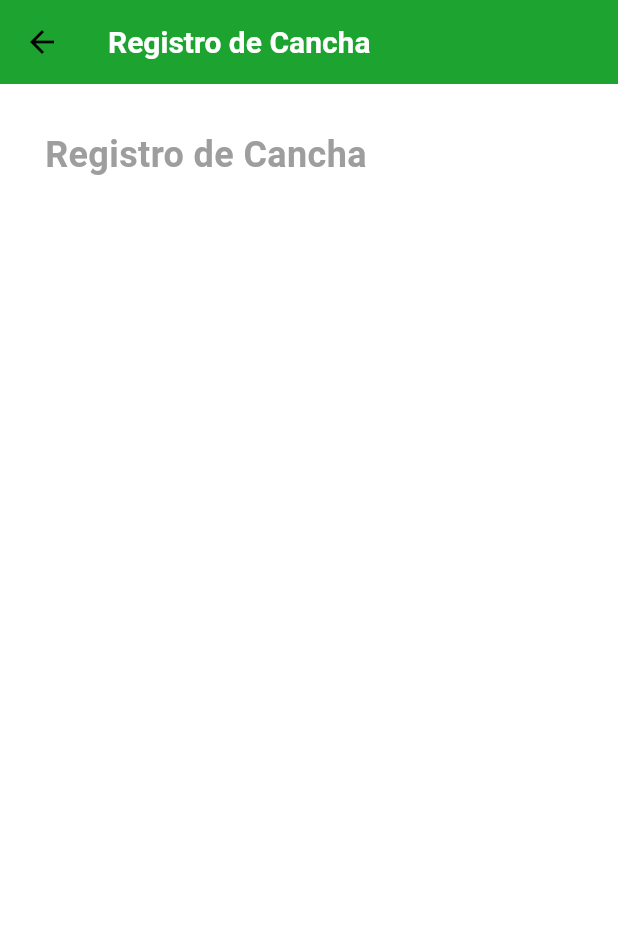
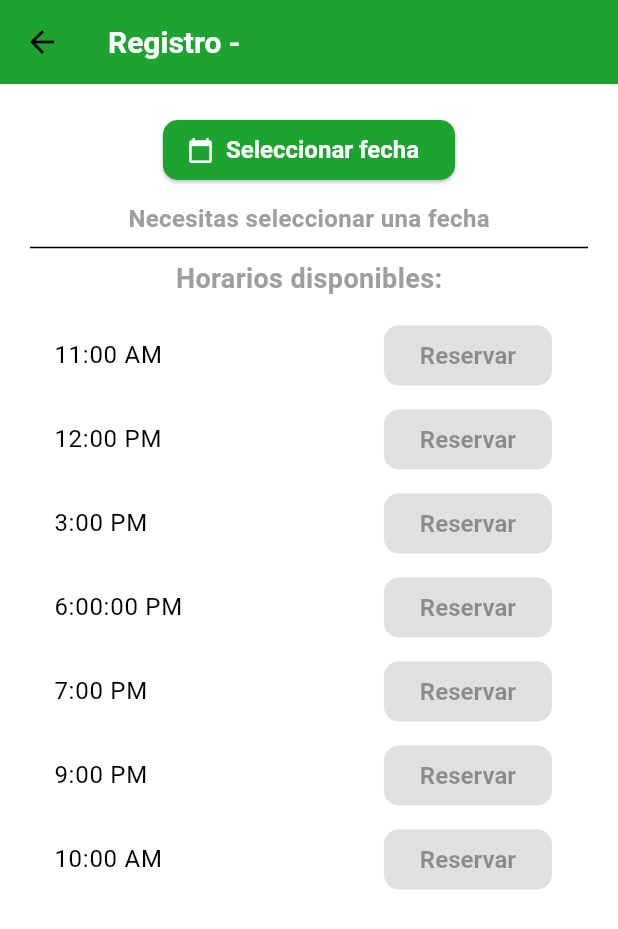
Before and after one commit to EduarVijil/Proyecto_IS513, a Flutter app: the PrincipalPage screen opened by its route, after a tap on an icon or button, on a phone screen of 412 x 824 dp. Shown: the top 929 px of the screen. Run offline on Flutter 3.47's test engine with Material 3 defaults, Android fonts, the phone set to English and light mode, and no system bars; our stand-ins replace go_router; network calls fail; key blocks and very long unbroken strings in the code were emptied for the run.

Commit message:
Reservar canchas con horarios, mostrando los horarios disponibles.

```diff
--- a/lib/main.dart
+++ b/lib/main.dart
@@ -49,7 +49,7 @@ class MyApp extends StatelessWidget {
         GoRoute(
           name: 'regis1',
           path: '/regis1',
-          builder: (context, state) => RegisCancha(),
+          builder: (context, state) => RegisCancha(nombreCancha: '',),
           ),
       ],
     ),
--- a/lib/views/canchas_page.dart
+++ b/lib/views/canchas_page.dart
@@ -1,26 +1,38 @@
 import "package:canchas_deportivas/views/item_cancha.dart";
 import "package:canchas_deportivas/widgets/canchas_widget.dart";
 import "package:flutter/material.dart";
+import "package:canchas_deportivas/views/registro_cancha.dart";
 
 class CanchasPage extends StatelessWidget {
   const CanchasPage({super.key});
 
   @override
   Widget build(BuildContext context) {
-    return  ListView.builder(
+    return ListView.builder(
       itemCount: emailIncome.length,
       itemBuilder: (BuildContext context, int index) {
-        return CanchasWidget(
-          canchaName: emailIncome[index]['user'],
-          canchaNumero: index + 1,
-          canchaImage: emailIncome[index]['image'] != null
-              ? Image.network(emailIncome[index]['image'])
-              : null,
-          canchaHorario: emailIncome[index]['time'],
-          canchaTamano: emailIncome[index]['tamano'] ?? 'medium', // Default to 'medium' if not provided
+        final canchaName = emailIncome[index]['user'];
+
+        return GestureDetector(
+          onTap: () {
+            Navigator.push(
+              context,
+              MaterialPageRoute(
+                builder: (_) => RegisCancha(nombreCancha: canchaName),
+              ),
+            );
+          },
+          child: CanchasWidget(
+            canchaName: canchaName,
+            canchaNumero: index + 1,
+            canchaImage: emailIncome[index]['image'] != null
+                ? Image.network(emailIncome[index]['image'])
+                : null,
+            canchaHorario: emailIncome[index]['time'],
+            canchaTamano: emailIncome[index]['tamano'] ?? 'medium',
+          ),
         );
       },
     );
-
   }
 }
--- a/lib/views/registro_cancha.dart
+++ b/lib/views/registro_cancha.dart
@@ -1,47 +1,114 @@
 import 'package:flutter/material.dart';
 
+class RegisCancha extends StatefulWidget {
+  final String nombreCancha;
 
-class RegisCancha extends StatefulWidget {
-  const RegisCancha({super.key});
+  const RegisCancha({super.key, required this.nombreCancha});
 
   @override
   State<RegisCancha> createState() => _RegisCanchaState();
-
-
 }
 
+class _RegisCanchaState extends State<RegisCancha> {
+  DateTime? _fechaSeleccionada;
 
-class _RegisCanchaState extends State<RegisCancha> {
+  List<String> horarios = [
+    '11:00 AM', '12:00 PM', '3:00 PM', '6:00:00 PM',
+    '7:00 PM', '9:00 PM', '10:00 AM',
+  ];
 
+  Map<String, Set<String>> reservasPorCancha = {};
 
+  @override
+  void initState() {
+    super.initState();
+    reservasPorCancha[widget.nombreCancha] ??= {};
+  }
+
+  Future<void> _seleccionarFecha() async {
+    final DateTime? seleccion = await showDatePicker(
+      context: context,
+      initialDate: DateTime.now(),
+      firstDate: DateTime.now(),
+      lastDate: DateTime.now().add(const Duration(days: 30)),
+    );
+
+    if (seleccion != null) {
+      setState(() {
+        _fechaSeleccionada = seleccion;
+      });
+    }
+  }
+
+  void _reservarHorario(String hora) {
+    setState(() {
+      reservasPorCancha[widget.nombreCancha]!.add(hora);
+    });
+
+    ScaffoldMessenger.of(context).showSnackBar(
+      SnackBar(content: Text('Se reservó ${widget.nombreCancha} a las $hora')),
+    );
+  }
 
   @override
   Widget build(BuildContext context) {
+    final horariosReservados = reservasPorCancha[widget.nombreCancha]!;
+
     return Scaffold(
-      appBar: AppBar(
-        title: Text('Registro de Cancha'),
-      ),
+      appBar: AppBar(title: Text('Registro - ${widget.nombreCancha}')),
       body: Padding(
-        padding: EdgeInsets.all(30.0),
+        padding: const EdgeInsets.all(20),
         child: Column(
-
-          mainAxisAlignment: MainAxisAlignment.start,
-
           children: [
+            ElevatedButton.icon(
+              icon: const Icon(Icons.calendar_today),
+              label: const Text("Seleccionar fecha"),
+              onPressed: _seleccionarFecha,
+            ),
+            const SizedBox(height: 10),
             Text(
-              'Registro de Cancha',
-              style: TextStyle(fontSize: 24, fontWeight: FontWeight.bold),
+              _fechaSeleccionada != null
+                  ? "Fecha: ${_fechaSeleccionada!.toLocal().toString().split(" ")[0]}"
+                  : "Necesitas seleccionar una fecha",
+              style: const TextStyle(fontSize: 16, fontWeight: FontWeight.bold),
             ),
-
-            SizedBox(height: 20),
-
-
-
-
+            const Divider(),
+            const Text(
+              "Horarios disponibles:",
+              style: TextStyle(fontSize: 18, fontWeight: FontWeight.bold),
+            ),
+            const SizedBox(height: 10),
+            Expanded(
+              child: ListView.builder(
+                itemCount: horarios.length,
+                itemBuilder: (context, index) {
+                  final hora = horarios[index];
+                  final reservado = horariosReservados.contains(hora);
+                  return ListTile(
+                    title: Text(
+                      hora,
+                      style: TextStyle(
+                        color: reservado ? Colors.grey : Colors.black,
+                        decoration: reservado
+                            ? TextDecoration.lineThrough
+                            : TextDecoration.none,
+                      ),
+                    ),
+                    trailing: reservado
+                        ? const Text("Reservado", style: TextStyle(color: Colors.red))
+                        : ElevatedButton(
+                            onPressed: _fechaSeleccionada == null
+                                ? null
+                                : () => _reservarHorario(hora),
+                            child: const Text("Reservar"),
+                          ),
+                  );
+                },
+              ),
+            ),
           ],
-
         ),
       ),
     );
   }
-  }
+}
```
